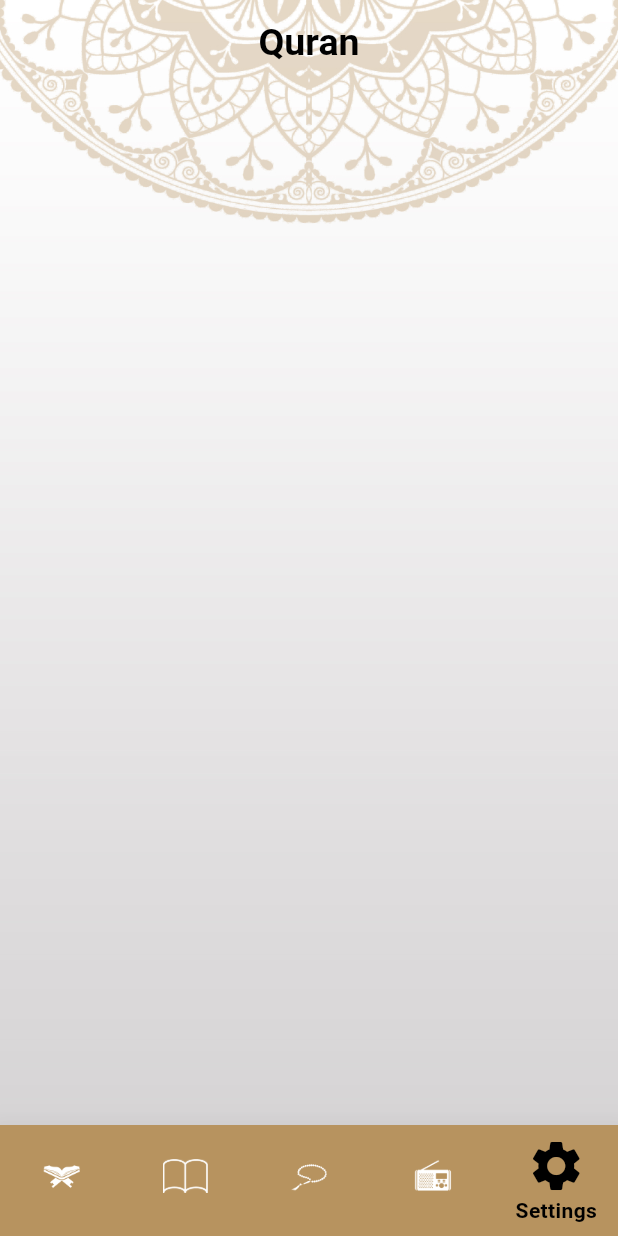
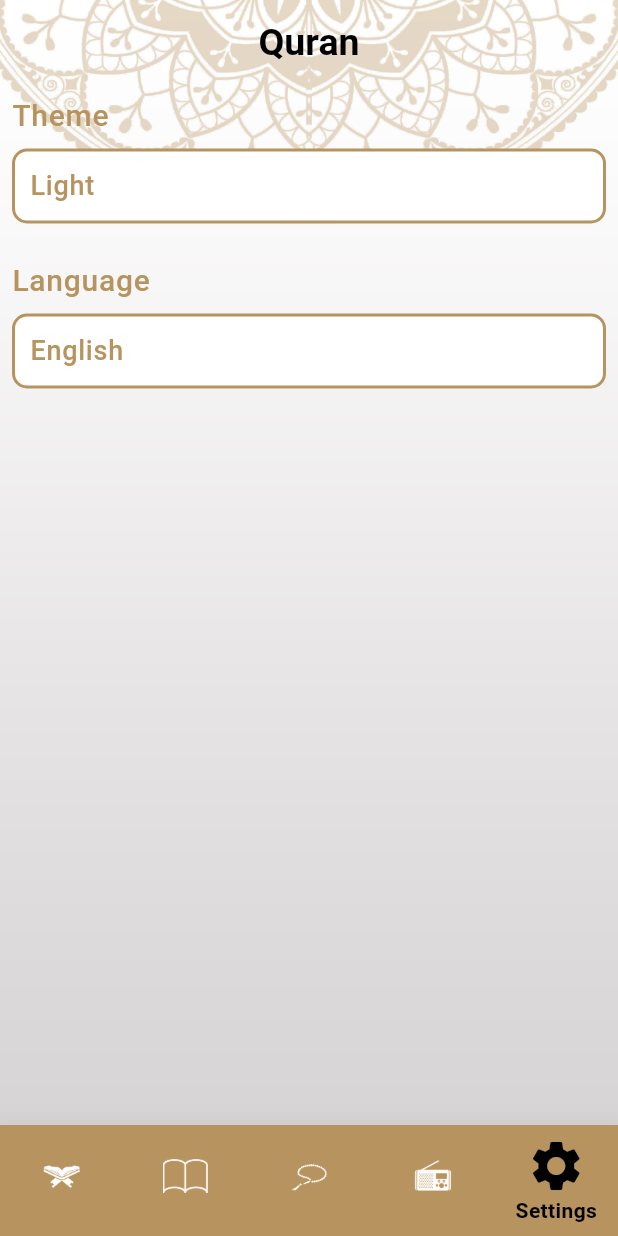
Before and after one commit to Seifessam10/quran_app, a Flutter app: the screen it shows after launch, item 5 of the bottom bar chosen, on a phone screen of 412 x 824 dp. Run offline on Flutter 3.47's test engine with Material 3 defaults, Android fonts, the phone set to English and light mode, and no system bars.

Commit message:
+ settings ui tab

```diff
--- a/lib/config/theme/my_theme.dart
+++ b/lib/config/theme/my_theme.dart
@@ -35,6 +35,28 @@ class MyTheme {
             fontSize: 21, fontWeight: FontWeight.bold, color: Colors.white),
         titleMedium: const TextStyle(
             fontSize: 21, fontWeight: FontWeight.bold, color: Colors.black),
+          labelMedium: TextStyle(
+              fontSize: 20,
+              color: ColorsManger.goldColor,
+              fontWeight: FontWeight.w500),
+          labelSmall: TextStyle(
+              color: ColorsManger.goldColor,
+              fontSize: 18,
+              fontWeight: FontWeight.w500),
+          displayMedium: TextStyle(
+              color: ColorsManger.goldColor,
+              fontSize: 21,
+              fontWeight: FontWeight.w400)),
+      bottomSheetTheme: BottomSheetThemeData(
+        elevation: 10,
+        shape: const RoundedRectangleBorder(
+          borderRadius: BorderRadius.only(
+              topLeft: Radius.circular(15), topRight: Radius.circular(15)),
+        ),
+        showDragHandle: true,
+        dragHandleColor: ColorsManger.goldColor,
+        backgroundColor: Colors.white,
+        modalElevation: 10,
       ));
   static ThemeData darkTheme = ThemeData(
     appBarTheme: const AppBarTheme(
--- a/lib/presentation/modules/home_modules/tabs/settings_tab/settings_tab.dart
+++ b/lib/presentation/modules/home_modules/tabs/settings_tab/settings_tab.dart
@@ -1,9 +1,81 @@
 import 'package:flutter/material.dart';
+import 'package:quran_app/presentation/modules/home_modules/tabs/settings_tab/widgets/language_bottom_sheet.dart';
+import 'package:quran_app/presentation/modules/home_modules/tabs/settings_tab/widgets/theme_bottom_sheet.dart';
 
 class SettingsTab extends StatelessWidget {
   @override
   Widget build(BuildContext context) {
     // TODO: implement build
-    return Container();
+    return Padding(
+      padding: const EdgeInsets.all(8.0),
+      child: Column(
+        crossAxisAlignment: CrossAxisAlignment.start,
+        children: [
+          Text(
+            'Theme',
+            style: Theme.of(context).textTheme.labelMedium,
+          ),
+          const SizedBox(
+            height: 8,
+          ),
+          InkWell(
+            onTap: () {
+              showThemeBottomSheet(context);
+            },
+            child: Container(
+                padding: EdgeInsets.all(10),
+                width: double.infinity,
+                decoration: BoxDecoration(
+                    color: Colors.white,
+                    borderRadius: BorderRadius.circular(10),
+                    border: Border.all(
+                        color: Theme.of(context).dividerColor, width: 2)),
+                child: Text(
+                  'Light',
+                  style: Theme.of(context).textTheme.labelSmall,
+                )),
+          ),
+          const SizedBox(
+            height: 25,
+          ),
+          Text(
+            'Language',
+            style: Theme.of(context).textTheme.labelMedium,
+          ),
+          const SizedBox(
+            height: 8,
+          ),
+          InkWell(
+            onTap: () {
+              showLanguageBottomSheet(context);
+            },
+            child: Container(
+                padding: EdgeInsets.all(10),
+                width: double.infinity,
+                decoration: BoxDecoration(
+                    color: Colors.white,
+                    borderRadius: BorderRadius.circular(10),
+                    border: Border.all(
+                        color: Theme.of(context).dividerColor, width: 2)),
+                child: Text(
+                  'English',
+                  style: Theme.of(context).textTheme.labelSmall,
+                )),
+          )
+        ],
+      ),
+    );
+  }
+
+  void showThemeBottomSheet(BuildContext context) {
+    showModalBottomSheet(
+      context: context,
+      builder: (context) => const ThemeBottomSheet(),
+    );
   }
 }
+
+void showLanguageBottomSheet(BuildContext context) {
+  showModalBottomSheet(
+      context: context, builder: (context) => LanguageBottomSheet());
+}
```
Also changed, not shown: lib/presentation/modules/home_modules/tabs/settings_tab/widgets/language_bottom_sheet.dart (added, +52 -0 lines), lib/presentation/modules/home_modules/tabs/settings_tab/widgets/theme_bottom_sheet.dart (added, +55 -0 lines).
